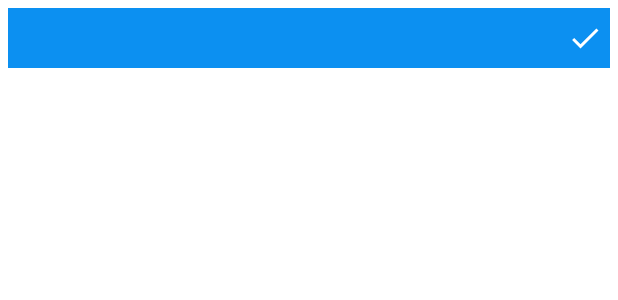
After one commit to tuannamm/TrelloApp, an Android app: the layout item_label_color.xml on its own in the app's theme, with its tools: preview values and no code run, on a phone screen of 412 x 824 dp. The commit adds this screen. Shown: the top 300 px of the screen. Run offline under Robolectric (Android 15) with nearby library versions, the phone set to English and light mode, and no system bars.

Commit message:
[ENHANCE] prepare the cards color dialog and adapter

```diff
--- /dev/null
+++ b/app/src/main/res/drawable/baseline_done_24.xml
@@ -0,0 +1,5 @@
+<vector android:height="24dp" android:tint="#FFFFFF"
+    android:viewportHeight="24" android:viewportWidth="24"
+    android:width="24dp" xmlns:android="http://schemas.android.com/apk/res/android">
+    <path android:fillColor="@android:color/white" android:pathData="M9,16.2L4.8,12l-1.4,1.4L9,19 21,7l-1.4,-1.4L9,16.2z"/>
+</vector>
--- /dev/null
+++ b/app/src/main/res/drawable/ic_vector_white_done_24dp.xml
@@ -0,0 +1,5 @@
+<vector android:height="24dp" android:tint="#FFFFFF"
+    android:viewportHeight="24" android:viewportWidth="24"
+    android:width="24dp" xmlns:android="http://schemas.android.com/apk/res/android">
+    <path android:fillColor="@android:color/white" android:pathData="M9,16.2L4.8,12l-1.4,1.4L9,19 21,7l-1.4,-1.4L9,16.2z"/>
+</vector>
--- /dev/null
+++ b/app/src/main/res/layout/item_label_color.xml
@@ -0,0 +1,26 @@
+<?xml version="1.0" encoding="utf-8"?>
+<FrameLayout xmlns:android="http://schemas.android.com/apk/res/android"
+    xmlns:tools="http://schemas.android.com/tools"
+    android:id="@+id/fl_main"
+    android:layout_width="match_parent"
+    android:layout_height="wrap_content"
+    android:foreground="?attr/selectableItemBackground">
+
+    <View
+        android:id="@+id/view_main"
+        android:layout_width="match_parent"
+        android:layout_height="@dimen/item_label_color_height"
+        android:layout_margin="@dimen/item_label_color_margin"
+        android:background="@color/colorAccent" />
+
+    <ImageView
+        android:id="@+id/iv_selected_color"
+        android:layout_width="wrap_content"
+        android:layout_height="wrap_content"
+        android:layout_gravity="center_vertical|end"
+        android:layout_marginEnd="@dimen/item_label_color_selected_image_marginEnd"
+        android:contentDescription="@string/image_contentDescription"
+        android:src="@drawable/ic_vector_white_done_24dp"
+        android:visibility="gone"
+        tools:visibility="visible" />
+</FrameLayout>
--- a/app/src/main/res/values/dimens.xml
+++ b/app/src/main/res/values/dimens.xml
@@ -121,15 +121,25 @@
     <dimen name="member_dialog_action_button_padding">10dp</dimen>
     <dimen name="member_dialog_action_button_text_size">16sp</dimen>
 
-    <!--TODO (Step 4: All the dimen values are added here.)-->
-    <!--START-->
     <dimen name="card_details_content_padding">16dp</dimen>
-    <dimen name="card_details_cv_card_name_marginBottom">10dp</dimen>
     <dimen name="card_details_cv_content_padding">16dp</dimen>
     <dimen name="card_details_label_text_size">14sp</dimen>
     <dimen name="card_details_value_marginTop">5dp</dimen>
     <dimen name="card_details_value_padding">10dp</dimen>
     <dimen name="card_details_members_label_marginTop">15dp</dimen>
     <dimen name="card_details_update_btn_marginTop">30dp</dimen>
+
+    <dimen name="card_details_cv_card_name_marginBottom">10dp</dimen>
+    <!--TODO (Step 2: All the dimen values are added here.)-->
+    <!--START-->
+    <dimen name="item_label_color_height">40dp</dimen>
+    <dimen name="item_label_color_margin">5dp</dimen>
+    <dimen name="item_label_color_selected_image_marginEnd">10dp</dimen>
+    <dimen name="dialog_list_cv_elevation_and_corner_radius">3dp</dimen>
+    <dimen name="dialog_list_content_padding">10dp</dimen>
+    <dimen name="dialog_list_title_padding">5dp</dimen>
+    <dimen name="dialog_list_title_text_size">18sp</dimen>
+    <dimen name="dialog_list_divider_height">1dp</dimen>
+    <dimen name="dialog_list_marginTopBottom">3dp</dimen>
     <!--END-->
 </resources>
--- a/app/src/main/res/values/strings.xml
+++ b/app/src/main/res/values/strings.xml
@@ -56,4 +56,6 @@
     <string name="yes">Yes</string>
     <string name="no">No</string>
 
+    <string name="str_select_label_color">Select Label Color</string>
+
 </resources>
```
Also changed, not shown: app/src/main/java/eu/tutorials/trelloapp/adapters/LabelColorListItemsAdapter.kt (added, +58 -0 lines), app/src/main/java/eu/tutorials/trelloapp/dialogs/LabelColorListDialog.kt (added, +46 -0 lines), app/src/main/res/layout/dialog_list.xml (added, +49 -0 lines).
